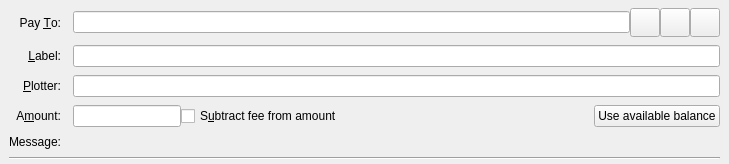
This is src/qt/forms/sendcoinsentry.ui in goomario/btchd as Qt 5 draws it before an edit. The edited form follows.
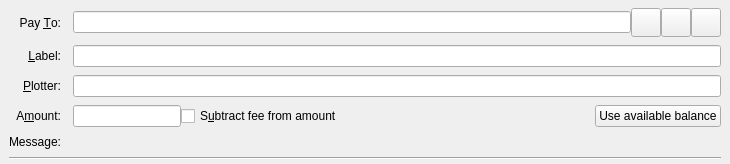
This is the edited form. Icons and pictures are not drawn. Custom widgets are drawn as their Qt base class.

Diff of the .ui file:
```diff
--- a/src/qt/forms/sendcoinsentry.ui
+++ b/src/qt/forms/sendcoinsentry.ui
@@ -6,7 +6,7 @@
    <rect>
     <x>0</x>
     <y>0</y>
-    <width>729</width>
+    <width>730</width>
     <height>150</height>
    </rect>
   </property>
@@ -229,7 +229,10 @@
     <item row="2" column="1">
      <widget class="QValidatedLineEdit" name="plotterPassphrase">
       <property name="toolTip">
-       <string>Enter your plotter passphrase or digit ID</string>
+       <string>Enter your plotter passphrase</string>
+      </property>
+      <property name="echoMode">
+       <enum>QLineEdit::Password</enum>
       </property>
      </widget>
     </item>
```
